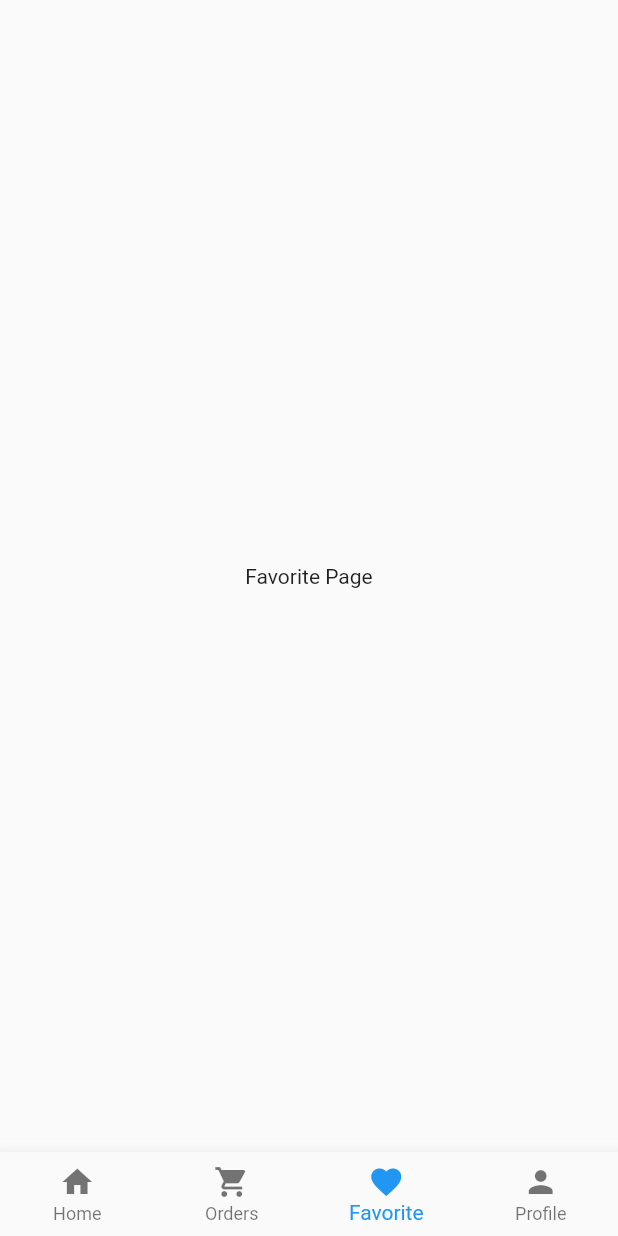
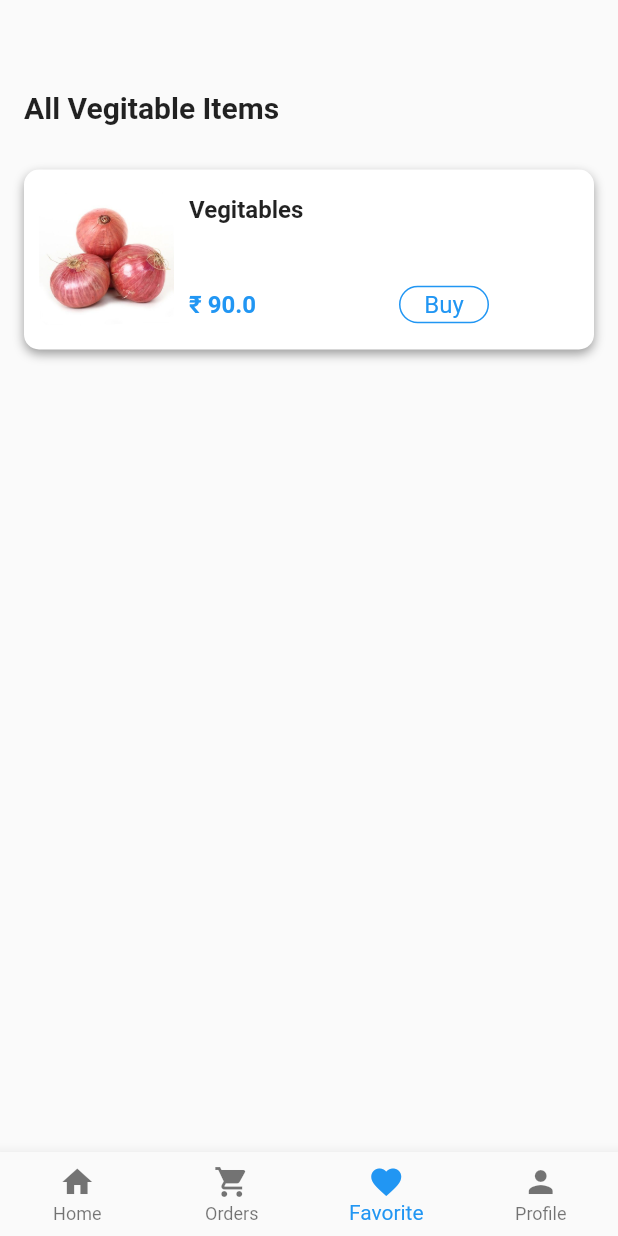
Before and after one commit to abhinavprkash/RuralnFresh, a Flutter app: the screen it shows after launch, item 3 of the bottom bar chosen, on a phone screen of 412 x 824 dp. Run offline on Flutter 3.47's test engine with Material 2 defaults, Android fonts, the phone set to English and light mode, and no system bars.

```diff
--- a/lib/src/pages/favorite_page.dart
+++ b/lib/src/pages/favorite_page.dart
@@ -1,4 +1,5 @@
 import 'package:flutter/material.dart';
+import 'package:vegdy/src/widgets/small_button.dart';
 
 class FavoritePage extends StatefulWidget {
   @override
@@ -8,8 +9,92 @@ class FavoritePage extends StatefulWidget {
 class _FavoritePageState extends State<FavoritePage> {
   @override
   Widget build(BuildContext context) {
-    return Center(
-      child: Text("Favorite Page"),
+    return Scaffold(
+      body: Container(
+        padding: EdgeInsets.symmetric(horizontal: 16.0, vertical: 60.0),
+        child: Column(
+          crossAxisAlignment: CrossAxisAlignment.start,
+          children: <Widget>[
+            Text(
+              "All Vegitable Items",
+              style: TextStyle(
+                fontSize: 20.0,
+                fontWeight: FontWeight.bold,
+              ),
+            ),
+            SizedBox(
+              height: 20.0,
+            ),
+            Container(
+              margin: EdgeInsets.symmetric(vertical: 10.0),
+              padding: EdgeInsets.all(10.0),
+              width: MediaQuery.of(context).size.width,
+              height: 120.0,
+              decoration: BoxDecoration(
+                  color: Colors.white,
+                  borderRadius: BorderRadius.circular(10.0),
+                  boxShadow: [
+                    BoxShadow(
+                        blurRadius: 5.0,
+                        offset: Offset(0, 3),
+                        color: Colors.black38),
+                  ]),
+              child: Row(
+                mainAxisAlignment: MainAxisAlignment.start,
+                children: <Widget>[
+                  Container(
+                    margin: EdgeInsets.only(right: 10.0),
+                    width: 90.0,
+                    height: 90.0,
+                    decoration: BoxDecoration(
+                        image: DecorationImage(
+                            image: AssetImage("assets/images/onion.jpg"),
+                            fit: BoxFit.cover),
+                        borderRadius: BorderRadius.circular(10.0)),
+                  ),
+                  Column(
+                    mainAxisAlignment: MainAxisAlignment.center,
+                    crossAxisAlignment: CrossAxisAlignment.start,
+                    children: <Widget>[
+                      Text(
+                        "Vegitables",
+                        style: TextStyle(
+                            fontSize: 16.0, fontWeight: FontWeight.bold),
+                      ),
+                      SizedBox(
+                        height: 10.0,
+                      ),
+                      Container(
+                        width: 200.0,
+                        child: Text(""),
+                      ),
+                      SizedBox(
+                        height: 15.0,
+                      ),
+                      Container(
+                        width: 200.0,
+                        child: Row(
+                          mainAxisAlignment: MainAxisAlignment.spaceBetween,
+                          children: <Widget>[
+                            Text(
+                              "\u20B9 90.0",
+                              style: TextStyle(
+                                  fontSize: 16.0,
+                                  fontWeight: FontWeight.bold,
+                                  color: Colors.blue),
+                            ),
+                            SmallButton(btnText: "Buy"),
+                          ],
+                        ),
+                      ),
+                    ],
+                  ),
+                ],
+              ),
+            ),
+          ],
+        ),
+      ),
     );
   }
 }
--- a/lib/src/pages/order_page.dart
+++ b/lib/src/pages/order_page.dart
@@ -1,6 +1,6 @@
 import 'package:flutter/material.dart';
 import 'package:vegdy/src/app.dart';
-
+import 'package:vegdy/src/pages/sigin_page.dart';
 //Custom Widgets
 import '../widgets/order_card.dart';
 
@@ -146,10 +146,10 @@ class _OrderPageState extends State<OrderPage> {
             height: 20.0,
           ),
           GestureDetector(
-            /*onTap: () {
+            onTap: () {
               Navigator.of(context).push(MaterialPageRoute(
                   builder: (BuildContext context) => SignInPage()));
-            },*/
+            },
             child: Container(
               height: 50.0,
               decoration: BoxDecoration(
--- /dev/null
+++ b/lib/src/widgets/small_button.dart
@@ -0,0 +1,26 @@
+import 'package:flutter/material.dart';
+
+class SmallButton extends StatelessWidget {
+  final String btnText;
+
+  SmallButton({this.btnText});
+
+  @override
+  Widget build(BuildContext context) {
+    return Container(
+      height: 25.0,
+      width: 60.0,
+      decoration: BoxDecoration(
+          border: Border.all(
+            color: Colors.blue,
+          ),
+          borderRadius: BorderRadius.circular(20.0)),
+      child: Center(
+        child: Text(
+          "$btnText",
+          style: TextStyle(color: Colors.blue, fontSize: 16.0),
+        ),
+      ),
+    );
+  }
+}
```
Also changed, not shown: lib/src/pages/sigin_page.dart (added, +139 -0 lines), lib/src/pages/signup_page.dart (added, +182 -0 lines), lib/src/widgets/button.dart (added, +26 -0 lines).
